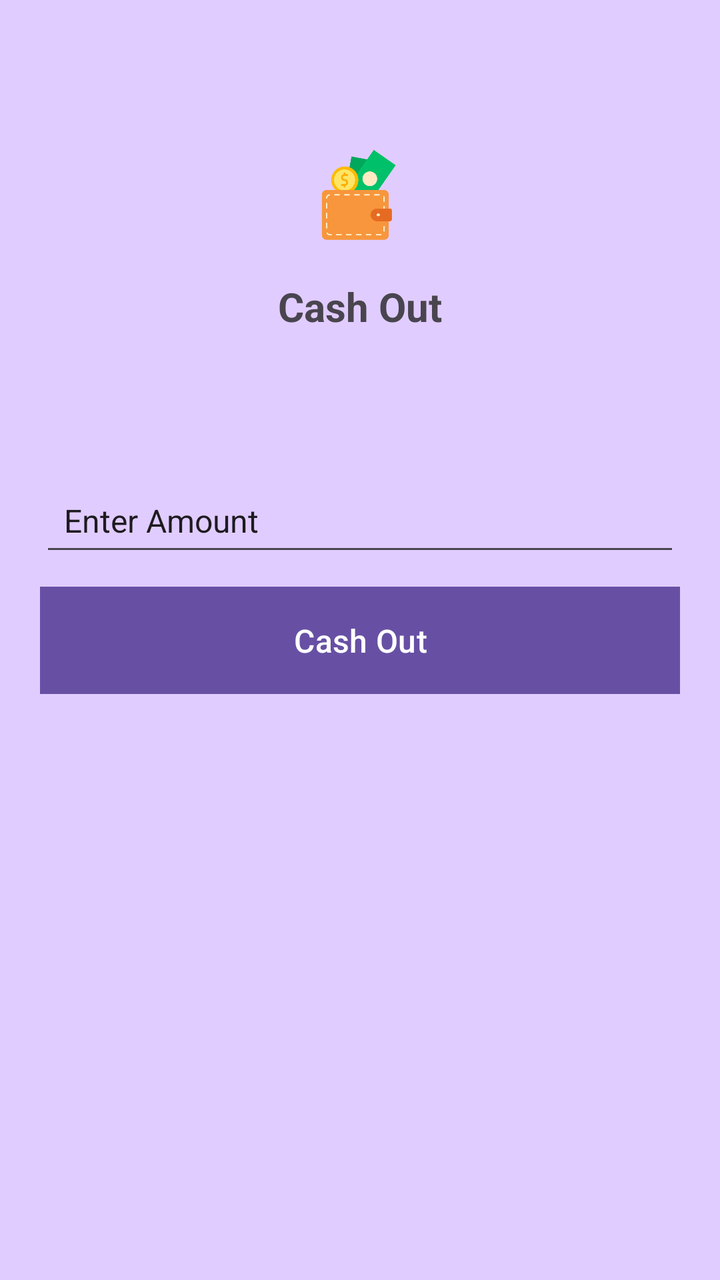
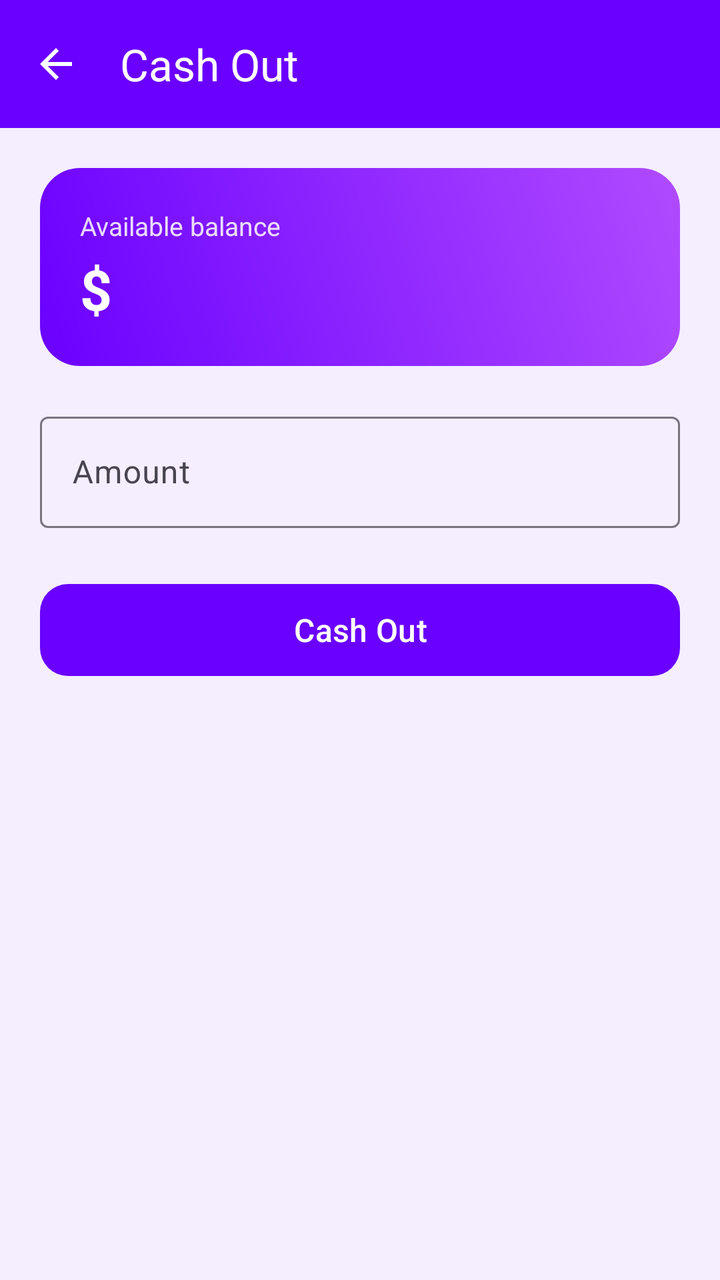

Screens rendered from an Android XML layout before and after an edit, with the pre-edit source and the edit as a unified diff.
<!-- AndroidManifest.xml: application theme Theme.MyApplication -->
<!-- res/layout/activity_cash_out.xml -->
<?xml version="1.0" encoding="utf-8"?>
<androidx.constraintlayout.widget.ConstraintLayout xmlns:android="http://schemas.android.com/apk/res/android"
    xmlns:app="http://schemas.android.com/apk/res-auto"
    xmlns:tools="http://schemas.android.com/tools"
    android:id="@+id/main"
    android:layout_width="match_parent"
    android:layout_height="match_parent"
    tools:context=".CashIn"
    android:background="@color/lite_bg">

    <ImageView
        android:layout_width="60dp"
        android:layout_height="60dp"
        android:layout_centerInParent="true"
        android:src="@drawable/cashout"
        app:layout_constraintBottom_toBottomOf="parent"
        app:layout_constraintEnd_toEndOf="parent"
        app:layout_constraintHorizontal_bias="0.498"
        app:layout_constraintStart_toStartOf="parent"
        app:layout_constraintTop_toTopOf="parent"
        app:layout_constraintVertical_bias="0.116"
        tools:ignore="MissingConstraints" />

    <TextView
        android:id="@+id/textView2"
        android:layout_width="match_parent"
        android:layout_height="wrap_content"
        android:text="Cash Out"
        android:textAlignment="center"
        android:textSize="20dp"
        android:textStyle="bold"
        app:layout_constraintBottom_toBottomOf="parent"
        app:layout_constraintEnd_toEndOf="parent"
        app:layout_constraintHorizontal_bias="1.0"
        app:layout_constraintStart_toStartOf="parent"
        app:layout_constraintTop_toTopOf="parent"
        app:layout_constraintVertical_bias="0.228"
        tools:ignore="MissingConstraints" />

    <EditText
        android:id="@+id/cashamount"
        android:layout_width="0dp"
        android:layout_height="wrap_content"
        android:layout_margin="20dp"
        android:ems="10"
        android:inputType="text"
        android:padding="12dp"
        android:text="Enter Amount"
        android:textSize="16sp"
        app:layout_constraintBottom_toBottomOf="parent"
        app:layout_constraintEnd_toEndOf="parent"
        app:layout_constraintStart_toStartOf="parent"
        app:layout_constraintTop_toTopOf="parent"
        app:layout_constraintVertical_bias="0.392"
        tools:ignore="MissingConstraints" />

    <Button
        android:id="@+id/button"
        android:layout_width="0dp"
        android:layout_height="wrap_content"
        android:background="#1595DA"
        android:text="Cash Out"
        android:padding="12dp"
        android:textSize="16sp"
        android:layout_margin="20dp"
        app:layout_constraintBottom_toBottomOf="parent"
        app:layout_constraintEnd_toEndOf="parent"
        app:layout_constraintStart_toStartOf="parent"
        app:layout_constraintTop_toTopOf="parent"
        tools:ignore="MissingConstraints" />
</androidx.constraintlayout.widget.ConstraintLayout>
<!-- resources referenced by this layout -->
<resources>
  <color name="lite_bg">#E1CCFF</color>
  <!-- drawable cashout: png bitmap (drawable, 16942 bytes) -->
  <style name="Theme.MyApplication" parent="Base.Theme.MyApplication" />
  <style name="Base.Theme.MyApplication" parent="Theme.Material3.DayNight.NoActionBar">
          
          
      </style>
</resources>

<!-- the commit's change to res/layout/activity_cash_out.xml (unified diff, before → after) -->
@@ -1,71 +1,73 @@
 <?xml version="1.0" encoding="utf-8"?>
-<androidx.constraintlayout.widget.ConstraintLayout xmlns:android="http://schemas.android.com/apk/res/android"
+<LinearLayout xmlns:android="http://schemas.android.com/apk/res/android"
     xmlns:app="http://schemas.android.com/apk/res-auto"
-    xmlns:tools="http://schemas.android.com/tools"
     android:id="@+id/main"
     android:layout_width="match_parent"
     android:layout_height="match_parent"
-    tools:context=".CashIn"
-    android:background="@color/lite_bg">
+    android:background="@color/screen_bg"
+    android:orientation="vertical">
 
-    <ImageView
-        android:layout_width="60dp"
-        android:layout_height="60dp"
-        android:layout_centerInParent="true"
-        android:src="@drawable/cashout"
-        app:layout_constraintBottom_toBottomOf="parent"
-        app:layout_constraintEnd_toEndOf="parent"
-        app:layout_constraintHorizontal_bias="0.498"
-        app:layout_constraintStart_toStartOf="parent"
-        app:layout_constraintTop_toTopOf="parent"
-        app:layout_constraintVertical_bias="0.116"
-        tools:ignore="MissingConstraints" />
+    <com.google.android.material.appbar.MaterialToolbar
+        android:id="@+id/toolbar"
+        style="@style/Widget.App.Toolbar"
+        android:layout_width="match_parent"
+        android:layout_height="?attr/actionBarSize"
+        app:navigationIcon="@drawable/ic_arrow_back"
+        app:title="@string/cash_out" />
 
-    <TextView
-        android:id="@+id/textView2"
+    <LinearLayout
         android:layout_width="match_parent"
         android:layout_height="wrap_content"
-        android:text="Cash Out"
-        android:textAlignment="center"
-        android:textSize="20dp"
-        android:textStyle="bold"
-        app:layout_constraintBottom_toBottomOf="parent"
-        app:layout_constraintEnd_toEndOf="parent"
-        app:layout_constraintHorizontal_bias="1.0"
-        app:layout_constraintStart_toStartOf="parent"
-        app:layout_constraintTop_toTopOf="parent"
-        app:layout_constraintVertical_bias="0.228"
-        tools:ignore="MissingConstraints" />
+        android:layout_margin="20dp"
+        android:background="@drawable/bg_balance_gradient"
+        android:orientation="vertical"
+        android:padding="20dp">
 
-    <EditText
-        android:id="@+id/cashamount"
-        android:layout_width="0dp"
+        <TextView
+            android:layout_width="wrap_content"
+            android:layout_height="wrap_content"
+            android:alpha="0.85"
+            android:text="@string/available_balance"
+            android:textColor="@color/white"
+            android:textSize="13sp" />
+
+        <TextView
+            android:id="@+id/balance"
+            android:layout_width="wrap_content"
+            android:layout_height="wrap_content"
+            android:layout_marginTop="4dp"
+            android:text="@string/currency_prefix"
+            android:textColor="@color/white"
+            android:textSize="28sp"
+            android:textStyle="bold" />
+    </LinearLayout>
+
+    <com.google.android.material.textfield.TextInputLayout
+        android:id="@+id/tilAmount"
+        style="@style/Widget.Material3.TextInputLayout.OutlinedBox"
+        android:layout_width="match_parent"
         android:layout_height="wrap_content"
-        android:layout_margin="20dp"
-        android:ems="10"
-        android:inputType="text"
-        android:padding="12dp"
-        android:text="Enter Amount"
+        android:layout_marginStart="20dp"
+        android:layout_marginEnd="20dp"
+        android:hint="@string/amount"
+        app:prefixText="@string/currency_prefix">
+
+        <com.google.android.material.textfield.TextInputEditText
+            android:id="@+id/etAmount"
+            android:layout_width="match_parent"
+            android:layout_height="wrap_content"
+            android:inputType="numberDecimal" />
+    </com.google.android.material.textfield.TextInputLayout>
+
+    <com.google.android.material.button.MaterialButton
+        android:id="@+id/btnConfirm"
+        android:layout_width="match_parent"
+        android:layout_height="54dp"
+        android:layout_marginStart="20dp"
+        android:layout_marginTop="24dp"
+        android:layout_marginEnd="20dp"
+        android:text="@string/cash_out"
         android:textSize="16sp"
-        app:layout_constraintBottom_toBottomOf="parent"
-        app:layout_constraintEnd_toEndOf="parent"
-        app:layout_constraintStart_toStartOf="parent"
-        app:layout_constraintTop_toTopOf="parent"
-        app:layout_constraintVertical_bias="0.392"
-        tools:ignore="MissingConstraints" />
+        app:cornerRadius="14dp" />
 
-    <Button
-        android:id="@+id/button"
-        android:layout_width="0dp"
-        android:layout_height="wrap_content"
-        android:background="#1595DA"
-        android:text="Cash Out"
-        android:padding="12dp"
-        android:textSize="16sp"
-        android:layout_margin="20dp"
-        app:layout_constraintBottom_toBottomOf="parent"
-        app:layout_constraintEnd_toEndOf="parent"
-        app:layout_constraintStart_toStartOf="parent"
-        app:layout_constraintTop_toTopOf="parent"
-        tools:ignore="MissingConstraints" />
-</androidx.constraintlayout.widget.ConstraintLayout>
+</LinearLayout>
<!-- resource entries referenced after the edit -->
@@ -1,11 +1,48 @@
 <!-- resources referenced by this layout -->
 <resources>
+  <color name="screen_bg">#F4EEFF</color>
+  <color name="white">#FFFFFFFF</color>
+  <!-- drawable bg_balance_gradient (drawable) -->
+  <?xml version="1.0" encoding="utf-8"?>
+  <shape xmlns:android="http://schemas.android.com/apk/res/android">
+      <gradient
+          android:angle="45"
+          android:startColor="#6A00FF"
+          android:endColor="#B14BFF" />
+      <corners android:radius="20dp" />
+  </shape>
+  <!-- drawable ic_arrow_back (drawable) -->
+  <vector xmlns:android="http://schemas.android.com/apk/res/android"
+      android:width="24dp"
+      android:height="24dp"
+      android:viewportWidth="24"
+      android:viewportHeight="24"
+      android:tint="@color/white">
+      <path
+          android:fillColor="@android:color/white"
+          android:pathData="M20,11H7.83l5.59,-5.59L12,4l-8,8 8,8 1.41,-1.41L7.83,13H20v-2z" />
+  </vector>
+  <string name="amount">Amount</string>
+  <string name="available_balance">Available balance</string>
+  <string name="cash_out">Cash Out</string>
+  <string name="currency_prefix">$</string>
+  <style name="Widget.App.Toolbar" parent="Widget.Material3.Toolbar">
+          <item name="android:background">@color/primary</item>
+          <item name="titleTextColor">@color/white</item>
+          <item name="navigationIconTint">@color/white</item>
+      </style>
   <color name="lite_bg">#E1CCFF</color>
-  <!-- drawable cashout: png bitmap (drawable, 16942 bytes) -->
+  <color name="primary_dark">#2F0070</color>
   <style name="Theme.MyApplication" parent="Base.Theme.MyApplication" />
+  <color name="primary">#6A00FF</color>
   <style name="Base.Theme.MyApplication" parent="Theme.Material3.DayNight.NoActionBar">
-          
-          
+          <item name="colorPrimary">@color/primary</item>
+          <item name="colorOnPrimary">@color/text_on_primary</item>
+          <item name="colorPrimaryContainer">@color/lite_bg</item>
+          <item name="colorOnPrimaryContainer">@color/primary_dark</item>
+          <item name="android:statusBarColor">@color/primary_dark</item>
+          <item name="android:windowBackground">@color/screen_bg</item>
       </style>
+  <color name="text_on_primary">#FFFFFFFF</color>
 </resources>
 
